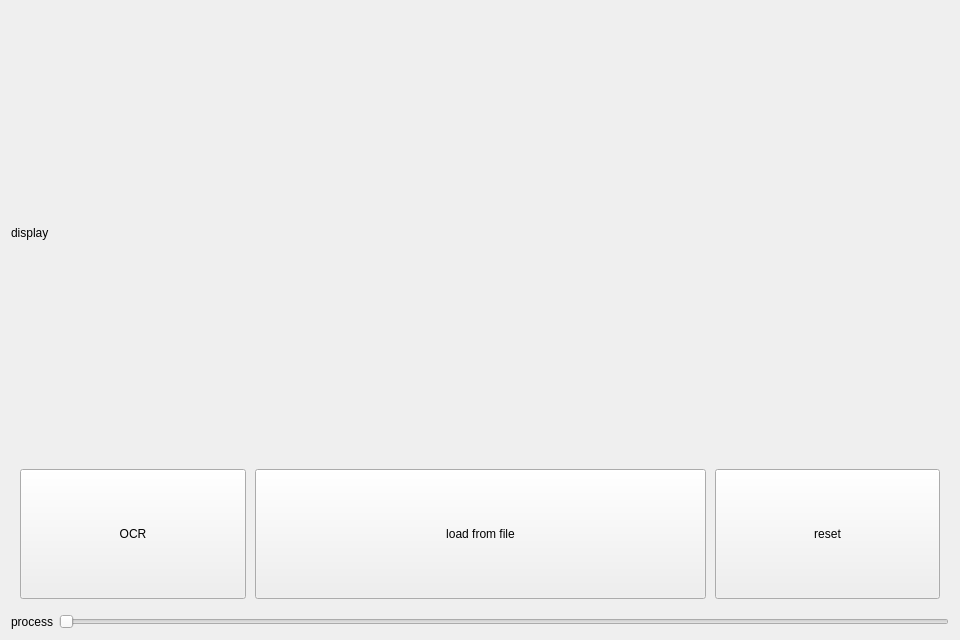
The window that app/ui/image_widget.ui (xuguodong1999/COCR) describes before a commit, drawn with Qt 5.
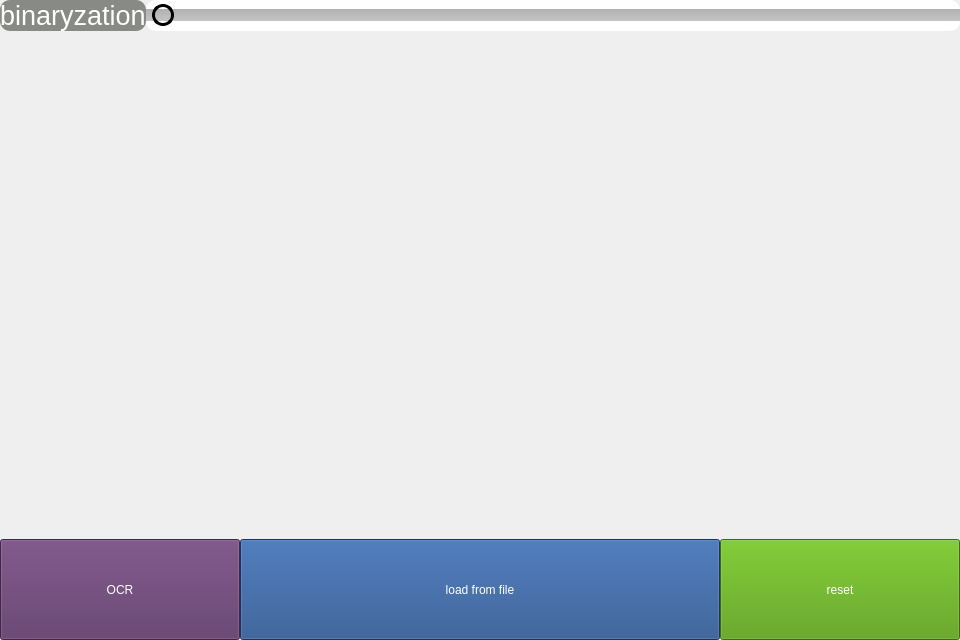
The same window after the commit.

Patch:
```diff
--- a/app/ui/image_widget.ui
+++ b/app/ui/image_widget.ui
@@ -13,30 +13,111 @@
         <property name="windowTitle">
             <string>Image Loader</string>
         </property>
-        <layout class="QVBoxLayout" name="verticalLayout" stretch="6,2,1">
+        <layout class="QVBoxLayout" name="verticalLayout" stretch="0,100,20">
+            <property name="spacing">
+                <number>0</number>
+            </property>
+            <property name="leftMargin">
+                <number>0</number>
+            </property>
+            <property name="topMargin">
+                <number>0</number>
+            </property>
+            <property name="rightMargin">
+                <number>0</number>
+            </property>
+            <property name="bottomMargin">
+                <number>0</number>
+            </property>
+            <item>
+                <layout class="QHBoxLayout" name="proc_layout">
+                    <property name="spacing">
+                        <number>0</number>
+                    </property>
+                    <item>
+                        <widget class="QLabel" name="proc_label">
+                            <property name="font">
+                                <font>
+                                    <pointsize>20</pointsize>
+                                </font>
+                            </property>
+                            <property name="styleSheet">
+                                <string notr="true">color: rgb(255, 255, 255);
+                                    background-color: rgb(136, 138, 133);
+                                    border-radius: 10px;
+                                </string>
+                            </property>
+                            <property name="text">
+                                <string>binaryzation</string>
+                            </property>
+                        </widget>
+                    </item>
+                    <item>
+                        <widget class="QSlider" name="proc_slider">
+                            <property name="sizePolicy">
+                                <sizepolicy hsizetype="Expanding" vsizetype="Preferred">
+                                    <horstretch>0</horstretch>
+                                    <verstretch>0</verstretch>
+                                </sizepolicy>
+                            </property>
+                            <property name="maximumSize">
+                                <size>
+                                    <width>16777215</width>
+                                    <height>16777215</height>
+                                </size>
+                            </property>
+                            <property name="styleSheet">
+                                <string notr="true">QSlider::handle:horizontal {
+                                    background: QRadialGradient(cx:0, cy:0, radius: 1, fx:0.5, fy:0.5, stop:0 white,
+                                    stop:1 green);
+                                    width: 16px;
+                                    height: 16px;
+                                    margin: -5px 6px -5px 6px;
+                                    border-radius:11px;
+                                    border: 3px solid black;
+                                    }
+                                    QSlider::groove:horizontal {
+                                    height: 12px;
+                                    background: qlineargradient(x1:0, y1:0, x2:0, y2:1, stop:0 #B1B1B1, stop:1 #c4c4c4);
+                                    margin: 2px 0
+                                    }
+                                    QSlider {
+                                    background-color: white;
+                                    border-style: outset;
+                                    border-radius: 10px;
+                                    }
+                                </string>
+                            </property>
+                            <property name="orientation">
+                                <enum>Qt::Horizontal</enum>
+                            </property>
+                        </widget>
+                    </item>
+                </layout>
+            </item>
             <item>
                 <widget class="QLabel" name="display_label">
                     <property name="text">
-                        <string>display</string>
+                        <string/>
                     </property>
                 </widget>
             </item>
             <item>
                 <layout class="QHBoxLayout" name="img_layout" stretch="1,2,1">
                     <property name="spacing">
-                        <number>9</number>
+                        <number>0</number>
                     </property>
                     <property name="leftMargin">
-                        <number>9</number>
+                        <number>0</number>
                     </property>
                     <property name="topMargin">
-                        <number>9</number>
+                        <number>0</number>
                     </property>
                     <property name="rightMargin">
-                        <number>9</number>
+                        <number>0</number>
                     </property>
                     <property name="bottomMargin">
-                        <number>9</number>
+                        <number>0</number>
                     </property>
                     <item>
                         <widget class="QToolButton" name="ocr_btn">
@@ -46,6 +127,11 @@
                                     <verstretch>0</verstretch>
                                 </sizepolicy>
                             </property>
+                            <property name="styleSheet">
+                                <string notr="true">background-color: rgb(92, 53, 102);
+                                    color: rgb(255, 255, 255);
+                                </string>
+                            </property>
                             <property name="text">
                                 <string>OCR</string>
                             </property>
@@ -59,6 +145,11 @@
                                     <verstretch>0</verstretch>
                                 </sizepolicy>
                             </property>
+                            <property name="styleSheet">
+                                <string notr="true">background-color: rgb(32, 74, 135);
+                                    color: rgb(255, 255, 255);
+                                </string>
+                            </property>
                             <property name="text">
                                 <string>load from file</string>
                             </property>
@@ -72,6 +163,11 @@
                                     <verstretch>0</verstretch>
                                 </sizepolicy>
                             </property>
+                            <property name="styleSheet">
+                                <string notr="true">background-color: rgb(78, 154, 6);
+                                    color: rgb(255, 255, 255);
+                                </string>
+                            </property>
                             <property name="text">
                                 <string>reset</string>
                             </property>
@@ -79,24 +175,6 @@
                     </item>
                 </layout>
             </item>
-            <item>
-                <layout class="QHBoxLayout" name="proc_layout">
-                    <item>
-                        <widget class="QLabel" name="proc_label">
-                            <property name="text">
-                                <string>process</string>
-                            </property>
-                        </widget>
-                    </item>
-                    <item>
-                        <widget class="QSlider" name="proc_slider">
-                            <property name="orientation">
-                                <enum>Qt::Horizontal</enum>
-                            </property>
-                        </widget>
-                    </item>
-                </layout>
-            </item>
         </layout>
     </widget>
     <resources/>
```
Left out of the diff: 4 changed lines with no effect on the pictures.
